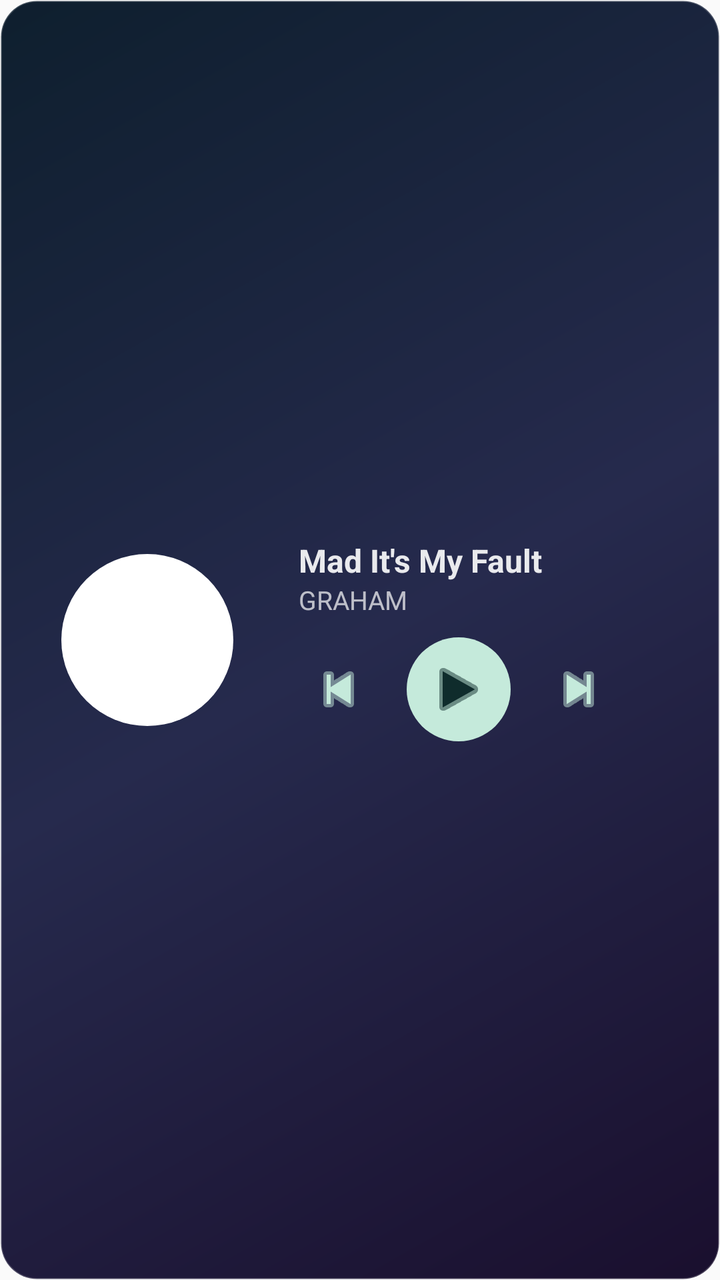
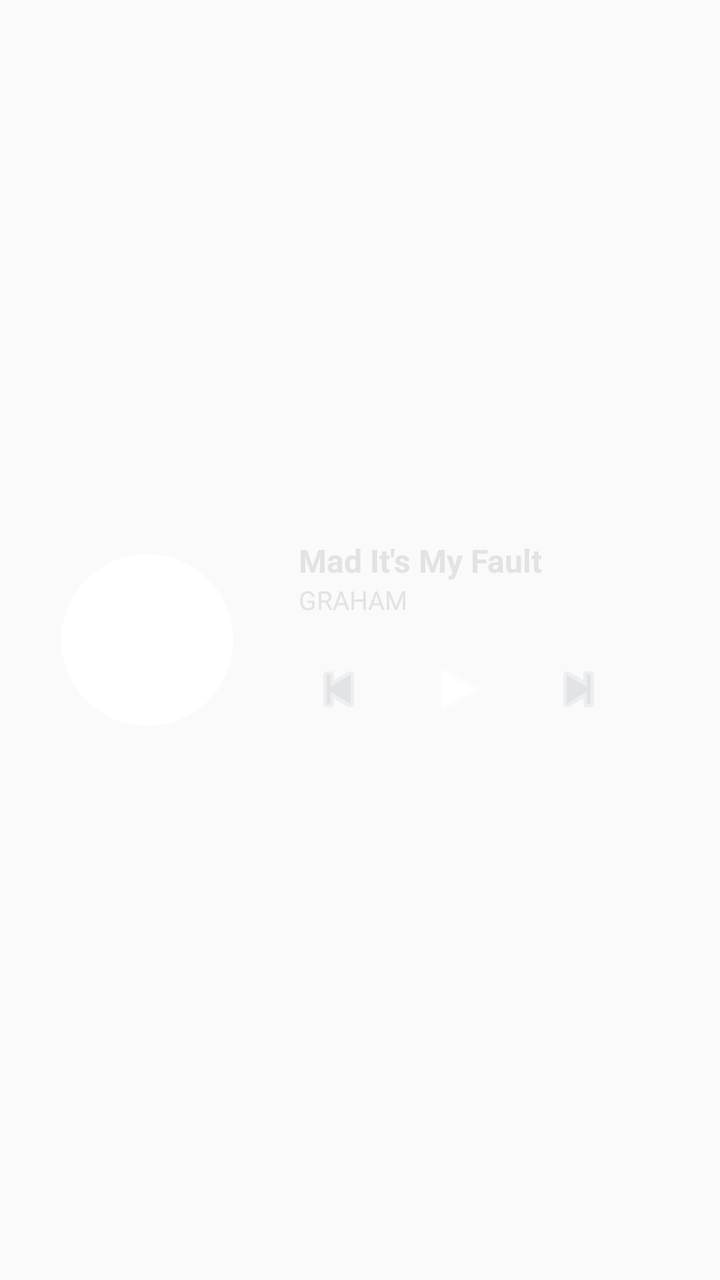

Compare the two renders of this Android layout. The source of the first and the diff that turns it into the second are given below.
<!-- AndroidManifest.xml: application theme AppTheme -->
<!-- res/layout/widget_music_style_a.xml -->
<?xml version="1.0" encoding="utf-8"?>
<LinearLayout xmlns:android="http://schemas.android.com/apk/res/android"
    android:id="@+id/widget_container"
    android:layout_width="match_parent"
    android:layout_height="match_parent"
    android:background="@drawable/widget_bg_glass"
    android:orientation="horizontal"
    android:padding="10dp">

    <RelativeLayout
        android:id="@+id/widget_left_panel"
        android:layout_width="0dp"
        android:layout_height="match_parent"
        android:layout_weight="0.75"
        android:gravity="center">

        <ImageView
            android:id="@+id/widget_cover"
            android:layout_width="86dp"
            android:layout_height="86dp"
            android:scaleType="centerCrop"
            android:background="@drawable/widget_circle"
            android:padding="3dp" />
    </RelativeLayout>

    <LinearLayout
        android:layout_width="0dp"
        android:layout_height="match_parent"
        android:layout_weight="1.25"
        android:gravity="center_vertical"
        android:orientation="vertical"
        android:paddingStart="12dp"
        android:paddingEnd="8dp">

        <TextView
            android:id="@+id/widget_title"
            android:layout_width="match_parent"
            android:layout_height="wrap_content"
            android:singleLine="true"
            android:text="Mad It's My Fault"
            android:textColor="#E6FFFFFF"
            android:textSize="16sp"
            android:textStyle="bold" />

        <TextView
            android:id="@+id/widget_artist"
            android:layout_width="match_parent"
            android:layout_height="wrap_content"
            android:layout_marginBottom="10dp"
            android:singleLine="true"
            android:text="GRAHAM"
            android:textColor="#B3FFFFFF"
            android:textSize="13sp" />

        <LinearLayout
            android:layout_width="match_parent"
            android:layout_height="wrap_content"
            android:gravity="center_vertical|start"
            android:orientation="horizontal">

            <ImageButton
                android:id="@+id/widget_btn_prev"
                android:layout_width="40dp"
                android:layout_height="40dp"
                android:background="@android:color/transparent"
                android:scaleType="centerInside"
                android:src="@android:drawable/ic_media_previous"
                android:tint="#C5EADB" />

            <FrameLayout
                android:layout_width="52dp"
                android:layout_height="52dp"
                android:layout_marginStart="14dp"
                android:layout_marginEnd="14dp">

                <ImageView
                    android:id="@+id/widget_btn_play_bg"
                    android:layout_width="match_parent"
                    android:layout_height="match_parent"
                    android:src="@drawable/widget_circle_accent" />

                <ImageButton
                    android:id="@+id/widget_btn_play"
                    android:layout_width="match_parent"
                    android:layout_height="match_parent"
                    android:background="@android:color/transparent"
                    android:scaleType="centerInside"
                    android:src="@android:drawable/ic_media_play"
                    android:tint="#0F2C2C" />
            </FrameLayout>

            <ImageButton
                android:id="@+id/widget_btn_next"
                android:layout_width="40dp"
                android:layout_height="40dp"
                android:background="@android:color/transparent"
                android:scaleType="centerInside"
                android:src="@android:drawable/ic_media_next"
                android:tint="#C5EADB" />
        </LinearLayout>
    </LinearLayout>

</LinearLayout>
<!-- resources referenced by this layout -->
<resources>
  <!-- drawable widget_bg_glass (drawable) -->
  <?xml version="1.0" encoding="utf-8"?>
  <shape xmlns:android="http://schemas.android.com/apk/res/android" android:shape="rectangle">
      <corners android:radius="18dp" />
      <gradient
          android:startColor="#1A0F2E"
          android:centerColor="#262A4D"
          android:endColor="#0E1F2E"
          android:angle="135" />
      <padding android:left="12dp" android:top="12dp" android:right="12dp" android:bottom="12dp" />
      <stroke android:width="1dp" android:color="#33FFFFFF" />
      <size android:height="120dp" />
  </shape>
  <!-- drawable widget_circle (drawable) -->
  <?xml version="1.0" encoding="utf-8"?>
  <shape xmlns:android="http://schemas.android.com/apk/res/android" android:shape="oval">
      <solid android:color="#FFFFFF" />
  </shape>
  <!-- drawable widget_circle_accent (drawable) -->
  <?xml version="1.0" encoding="utf-8"?>
  <shape xmlns:android="http://schemas.android.com/apk/res/android" android:shape="oval">
      <size android:width="56dp" android:height="56dp" />
      <solid android:color="#C5EADB" />
  </shape>
  <style name="AppTheme" parent="Theme.AppCompat.DayNight.NoActionBar">
      <item name="android:enforceNavigationBarContrast" tools:targetApi="29">true</item>
      <item name="android:editTextBackground">@drawable/rn_edit_text_material</item>
      <item name="colorPrimary">@color/colorPrimary</item>
      <item name="android:statusBarColor">#121212</item>
    </style>
  <!-- drawable rn_edit_text_material (drawable) -->
  <?xml version="1.0" encoding="utf-8"?>
  <inset xmlns:android="http://schemas.android.com/apk/res/android"
         android:insetLeft="@dimen/abc_edit_text_inset_horizontal_material"
         android:insetRight="@dimen/abc_edit_text_inset_horizontal_material"
         android:insetTop="@dimen/abc_edit_text_inset_top_material"
         android:insetBottom="@dimen/abc_edit_text_inset_bottom_material"
         >
  
      <selector>
          
          <item android:state_enabled="false" android:drawable="@drawable/abc_textfield_default_mtrl_alpha"/>
          <item android:drawable="@drawable/abc_textfield_activated_mtrl_alpha"/>
      </selector>
  
  </inset>
  <color name="colorPrimary">#023c69</color>
</resources>

<!-- the commit's change to res/layout/widget_music_style_a.xml (unified diff, before → after) -->
@@ -3,7 +3,7 @@
     android:id="@+id/widget_container"
     android:layout_width="match_parent"
     android:layout_height="match_parent"
-    android:background="@drawable/widget_bg_glass"
+    android:background="@drawable/widget_bg_surface"
     android:orientation="horizontal"
     android:padding="10dp">
 
@@ -38,7 +38,7 @@
             android:layout_height="wrap_content"
             android:singleLine="true"
             android:text="Mad It's My Fault"
-            android:textColor="#E6FFFFFF"
+            android:textColor="@color/widget_on_surface"
             android:textSize="16sp"
             android:textStyle="bold" />
 
@@ -49,7 +49,7 @@
             android:layout_marginBottom="10dp"
             android:singleLine="true"
             android:text="GRAHAM"
-            android:textColor="#B3FFFFFF"
+            android:textColor="@color/widget_on_surface"
             android:textSize="13sp" />
 
         <LinearLayout
@@ -62,10 +62,10 @@
                 android:id="@+id/widget_btn_prev"
                 android:layout_width="40dp"
                 android:layout_height="40dp"
-                android:background="@android:color/transparent"
+                android:background="@drawable/widget_tonal_button"
                 android:scaleType="centerInside"
                 android:src="@android:drawable/ic_media_previous"
-                android:tint="#C5EADB" />
+                android:tint="@color/widget_on_surface" />
 
             <FrameLayout
                 android:layout_width="52dp"
@@ -73,30 +73,24 @@
                 android:layout_marginStart="14dp"
                 android:layout_marginEnd="14dp">
 
-                <ImageView
-                    android:id="@+id/widget_btn_play_bg"
-                    android:layout_width="match_parent"
-                    android:layout_height="match_parent"
-                    android:src="@drawable/widget_circle_accent" />
-
                 <ImageButton
                     android:id="@+id/widget_btn_play"
                     android:layout_width="match_parent"
                     android:layout_height="match_parent"
-                    android:background="@android:color/transparent"
+                    android:background="@drawable/widget_primary_button"
                     android:scaleType="centerInside"
                     android:src="@android:drawable/ic_media_play"
-                    android:tint="#0F2C2C" />
+                    android:tint="@android:color/white" />
             </FrameLayout>
 
             <ImageButton
                 android:id="@+id/widget_btn_next"
                 android:layout_width="40dp"
                 android:layout_height="40dp"
-                android:background="@android:color/transparent"
+                android:background="@drawable/widget_tonal_button"
                 android:scaleType="centerInside"
                 android:src="@android:drawable/ic_media_next"
-                android:tint="#C5EADB" />
+                android:tint="@color/widget_on_surface" />
         </LinearLayout>
     </LinearLayout>
 
<!-- resource entries referenced after the edit -->
@@ -1,16 +1,10 @@
 <!-- resources referenced by this layout -->
 <resources>
-  <!-- drawable widget_bg_glass (drawable) -->
+  <!-- drawable widget_bg_surface (drawable) -->
   <?xml version="1.0" encoding="utf-8"?>
   <shape xmlns:android="http://schemas.android.com/apk/res/android" android:shape="rectangle">
-      <corners android:radius="18dp" />
-      <gradient
-          android:startColor="#1A0F2E"
-          android:centerColor="#262A4D"
-          android:endColor="#0E1F2E"
-          android:angle="135" />
-      <padding android:left="12dp" android:top="12dp" android:right="12dp" android:bottom="12dp" />
-      <stroke android:width="1dp" android:color="#33FFFFFF" />
+      <corners android:radius="20dp" />
+      <solid android:color="@color/widget_surface" />
       <size android:height="120dp" />
   </shape>
   <!-- drawable widget_circle (drawable) -->
@@ -18,12 +12,28 @@
   <shape xmlns:android="http://schemas.android.com/apk/res/android" android:shape="oval">
       <solid android:color="#FFFFFF" />
   </shape>
-  <!-- drawable widget_circle_accent (drawable) -->
+  <!-- drawable widget_primary_button (drawable) -->
   <?xml version="1.0" encoding="utf-8"?>
-  <shape xmlns:android="http://schemas.android.com/apk/res/android" android:shape="oval">
-      <size android:width="56dp" android:height="56dp" />
-      <solid android:color="#C5EADB" />
-  </shape>
+  <ripple xmlns:android="http://schemas.android.com/apk/res/android"
+      android:color="@android:color/white">
+      <item>
+          <shape android:shape="oval">
+              <size android:width="52dp" android:height="52dp" />
+              <solid android:color="@color/widget_primary" />
+          </shape>
+      </item>
+  </ripple>
+  <!-- drawable widget_tonal_button (drawable) -->
+  <?xml version="1.0" encoding="utf-8"?>
+  <ripple xmlns:android="http://schemas.android.com/apk/res/android"
+      android:color="@color/widget_on_surface">
+      <item>
+          <shape android:shape="oval">
+              <size android:width="44dp" android:height="44dp" />
+              <solid android:color="@color/widget_surface" />
+          </shape>
+      </item>
+  </ripple>
   <style name="AppTheme" parent="Theme.AppCompat.DayNight.NoActionBar">
       <item name="android:enforceNavigationBarContrast" tools:targetApi="29">true</item>
       <item name="android:editTextBackground">@drawable/rn_edit_text_material</item>
